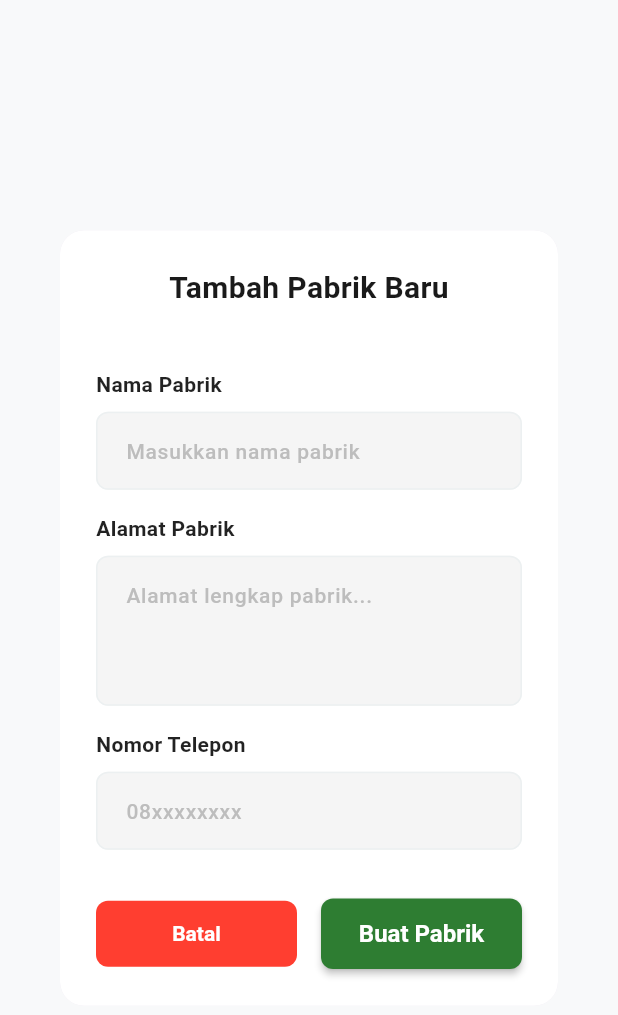
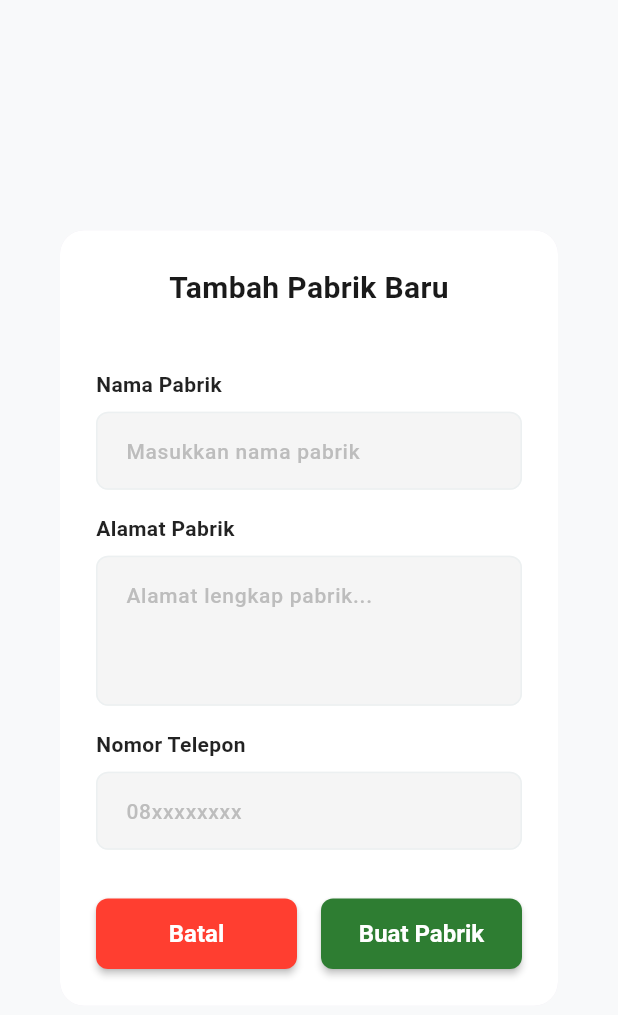
Before and after one commit to dwirez99/majunkita, a Flutter app: the FactoryFormDialog widget shown alone on an empty page, opened directly, on a phone screen of 412 x 824 dp. Shown: the top 1015 px of the screen. Run offline on Flutter 3.47's test engine with Material 3 defaults, Android fonts, the phone set to English and light mode, and no system bars; our stand-ins replace fl_chart, flutter_dotenv, flutter_image_compress, flutter_riverpod, image_picker, supabase_flutter; accounts and stored records are empty.

Commit message:
chore: fix transparant batal button

```diff
--- a/lib/features/manage_factories/presentations/screens/factory_form_dialog.dart
+++ b/lib/features/manage_factories/presentations/screens/factory_form_dialog.dart
@@ -116,9 +116,9 @@ class _FactoryFormDialogState extends ConsumerState<FactoryFormDialog> {
                 Row(
                   children: [
                     Expanded(
-                      child: TextButton(
+                      child: ElevatedButton(
                         onPressed: isLoading ? null : () => Navigator.pop(context),
-                        style: TextButton.styleFrom(
+                        style: ElevatedButton.styleFrom(
                           backgroundColor: const Color.fromARGB(255, 255, 62, 48), // Warna background tombol Batal
                           padding: const EdgeInsets.symmetric(vertical: 14),
                           shape: RoundedRectangleBorder(
```
Also changed, not shown: lib/features/manage_factories/presentations/screens/factory_list_screen.dart (+5 -2 lines), lib/features/manage_tailors/presentations/screens/tailors_list_screen.dart (+5 -2 lines).
